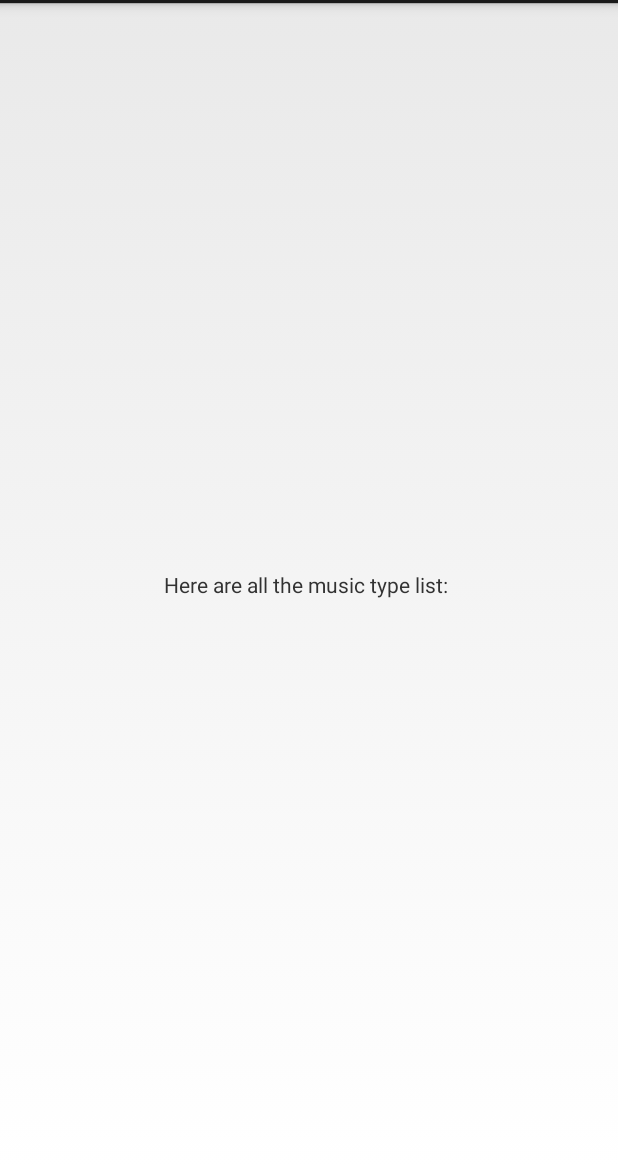
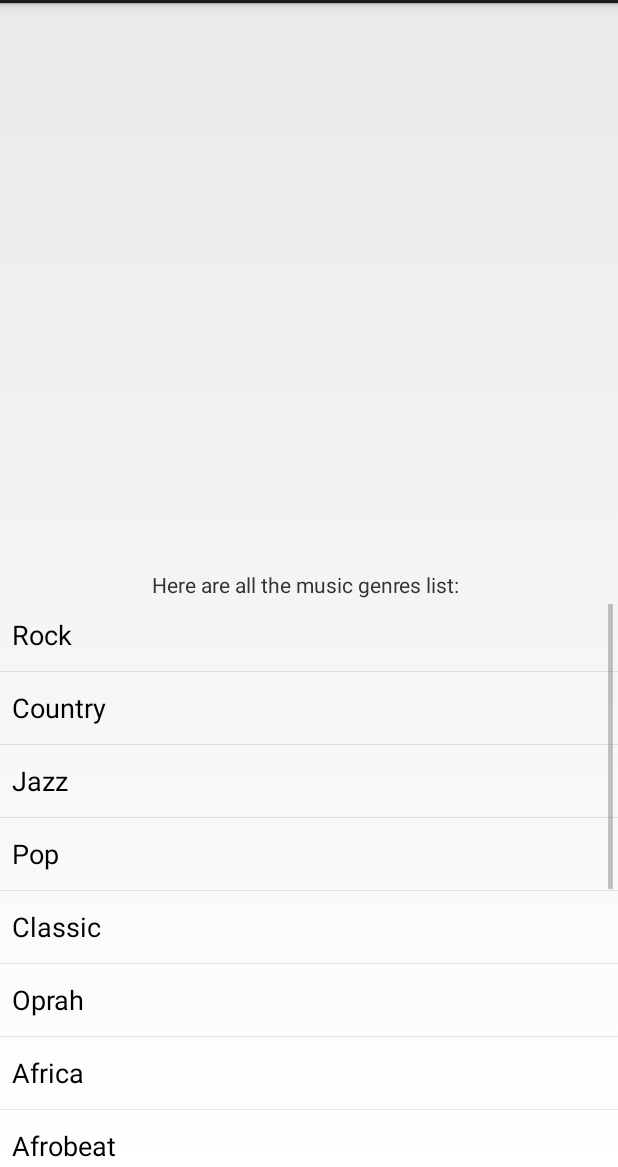
Before and after one commit to kavata9/MyMusicMatcher, an Android app: the screen it shows after launch (MusicSelectorActivity), after a tap on "Find MusicMatcher", on a phone screen of 412 x 824 dp, the part 69-1236 px from its top. Run offline under Robolectric (Android 15) with nearby library versions, the phone set to English and light mode, and no system bars.

Commit message:
add an arraylist view

```diff
--- a/app/src/main/java/com/music/agnes/mymusicmatcher/MusicSelectorActivity.java
+++ b/app/src/main/java/com/music/agnes/mymusicmatcher/MusicSelectorActivity.java
@@ -3,19 +3,37 @@ package com.music.agnes.mymusicmatcher;
 import android.content.Intent;
 import android.app.Activity;
 import android.os.Bundle;
+import android.widget.ArrayAdapter;
+import android.widget.ListView;
 import android.widget.TextView;
 
 
 public class MusicSelectorActivity extends Activity {
     private TextView mTypeTextView;
+    private ListView mListView;
+    private String[] genres = new String[] {"Rock", "Country",
+            "Jazz", "Pop", "Classic", "Oprah",
+            "Africa", "Afrobeat", "Asia", "Zydeco",
+            "Ragge", "House", "Hip-Hope",
+            "Dancehall", "Rnb's"};
 
     @Override
     protected void onCreate(Bundle savedInstanceState) {
         super.onCreate(savedInstanceState);
         setContentView(R.layout.activity_music_selector);
+
+        mListView = (ListView) findViewById(R.id.listView);
         mTypeTextView = (TextView) findViewById(R.id.typeTextView);
+
+
+        ArrayAdapter adapter = new ArrayAdapter(this, android.R.layout.simple_list_item_1, genres);
+        mListView.setAdapter(adapter);
+
+
+
+
         Intent intent = getIntent();
         String type = intent.getStringExtra("type");
-        mTypeTextView.setText("Here are all the music type list: " + type);
+        mTypeTextView.setText("Here are all the music genres list: " + type);
     }
 }
--- a/app/src/main/res/layout/activity_music_selector.xml
+++ b/app/src/main/res/layout/activity_music_selector.xml
@@ -13,4 +13,13 @@
         android:layout_centerVertical="true"
         android:layout_centerHorizontal="true" />
 
+
+    <ListView
+        android:layout_width="match_parent"
+        android:layout_height="wrap_content"
+        android:id="@+id/listView"
+        android:layout_below="@+id/typeTextView"
+        android:layout_alignParentRight="true"
+        android:layout_alignParentEnd="true" />
+
 </RelativeLayout>
--- a/build.gradle
+++ b/build.gradle
@@ -7,7 +7,7 @@ buildscript {
         jcenter()
     }
     dependencies {
-        classpath 'com.android.tools.build:gradle:3.1.2'
+        classpath 'com.android.tools.build:gradle:3.1.3'
 
 
         // NOTE: Do not place your application dependencies here; they belong
```
